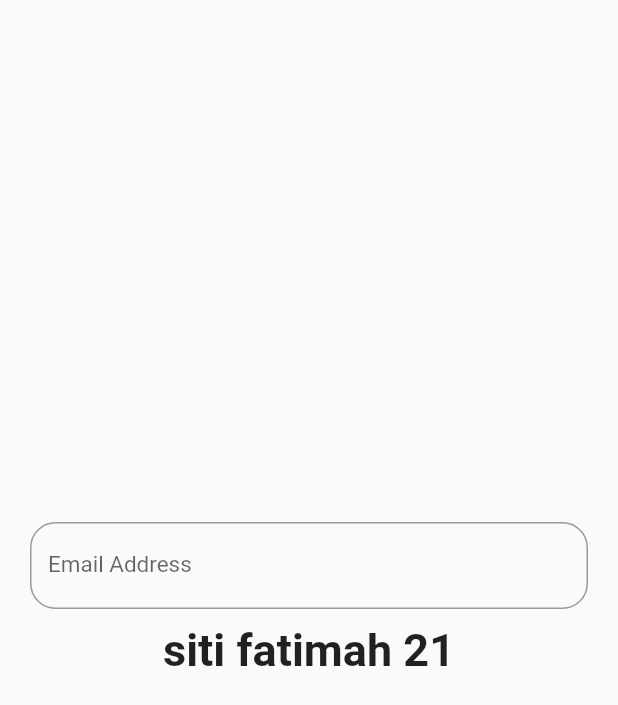
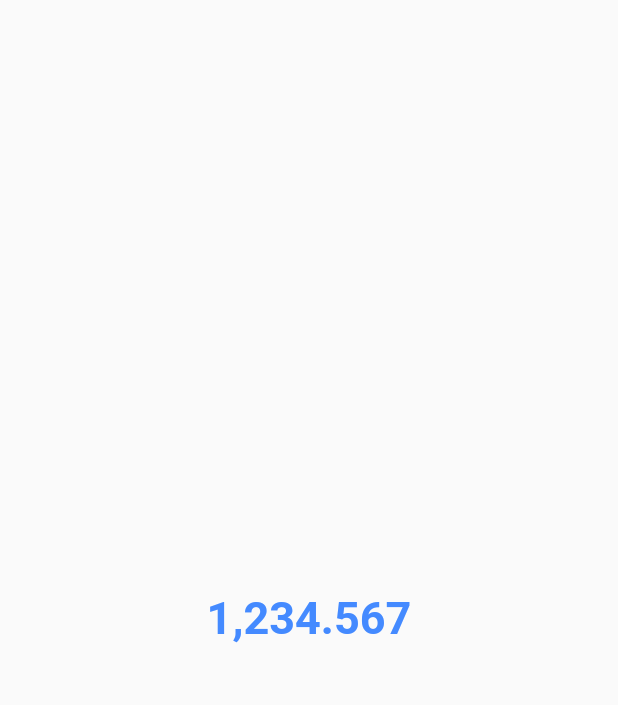
Before and after one commit to yankzsoe/flutter_first_app, a Flutter app: the screen it shows after launch, on a phone screen of 412 x 824 dp. Shown: the top 705 px of the screen. Run offline on Flutter 3.47's test engine with Material 2 defaults, Android fonts, the phone set to English and light mode, and no system bars.

Commit message:
cleanup and add package 'intl: ^0.16.1' for DatetimeFormat and NumberFormat

```diff
--- a/first_apps/lib/main.dart
+++ b/first_apps/lib/main.dart
@@ -2,8 +2,5 @@ import 'package:flutter/material.dart';
 import 'myapp.dart';
 
 void main() {
-  runApp(MyApp(
-    name: 'siti fatimah',
-    age: 21,
-  ));
+  runApp(MyApp());
 }
--- a/first_apps/lib/myapp.dart
+++ b/first_apps/lib/myapp.dart
@@ -1,10 +1,7 @@
 import 'package:flutter/material.dart';
+import 'package:intl/intl.dart';
 
 class MyApp extends StatefulWidget {
-  final name;
-  final age;
-  MyApp({this.name, this.age});
-
   @override
   State<StatefulWidget> createState() {
     return _MyAppState();
@@ -19,31 +16,18 @@ class _MyAppState extends State<MyApp> with WidgetsBindingObserver {
   void initState() {
     super.initState();
     WidgetsBinding.instance.addObserver(this);
-    print('run initState()');
   }
 
   @override
   void dispose() {
     super.dispose();
     WidgetsBinding.instance.removeObserver(this);
-    print('run dispose()');
-  }
-
-  @override
-  void didChangeAppLifecycleState(AppLifecycleState state) {
-    super.didChangeAppLifecycleState(state);
-    if (state == AppLifecycleState.paused) {
-      print('App is background mode');
-    } else if (state == AppLifecycleState.resumed) {
-      print('App is foreground mode');
-    } else {
-      print(state.toString());
-    }
   }
 
   @override
   Widget build(BuildContext context) {
-    print('run build()');
+    DateTime dt = new DateTime.now();
+    DateTime odt = new DateTime(2020, 11, 17);
     return MaterialApp(
       title: "latihan 1",
       theme: ThemeData(primarySwatch: Colors.blue),
@@ -52,29 +36,10 @@ class _MyAppState extends State<MyApp> with WidgetsBindingObserver {
         child: Column(
           mainAxisAlignment: MainAxisAlignment.center,
           children: <Widget>[
-            Container(
-              padding: EdgeInsets.symmetric(horizontal: 20, vertical: 10),
-              child: TextField(
-                controller: emailController,
-                onChanged: (text) {
-                  this.setState(() {
-                    email = text;
-                  });
-                },
-                style: TextStyle(fontSize: 15),
-                decoration: InputDecoration(
-                    border: OutlineInputBorder(
-                        borderRadius:
-                            BorderRadius.all(const Radius.circular(17))),
-                    labelText: 'Email Address'),
-              ),
-            ),
             Text(
-              "${widget.name} ${widget.age}",
-              style: TextStyle(fontSize: 30, fontWeight: FontWeight.bold),
-            ),
-            Text(
-              email,
+              // DateFormat('yyyy-MM-dd').format(dt),
+              // DateFormat.yMMMMd().format(odt),
+              NumberFormat('#,###.0##', 'en-US').format(1234.567),
               style: TextStyle(
                   fontSize: 30,
                   fontWeight: FontWeight.bold,
--- a/first_apps/pubspec.yaml
+++ b/first_apps/pubspec.yaml
@@ -23,6 +23,7 @@ environment:
 dependencies:
   flutter:
     sdk: flutter
+  intl: ^0.16.1
 
 
   # The following adds the Cupertino Icons font to your application.
```
Also changed, not shown: first_apps/pubspec.lock.
